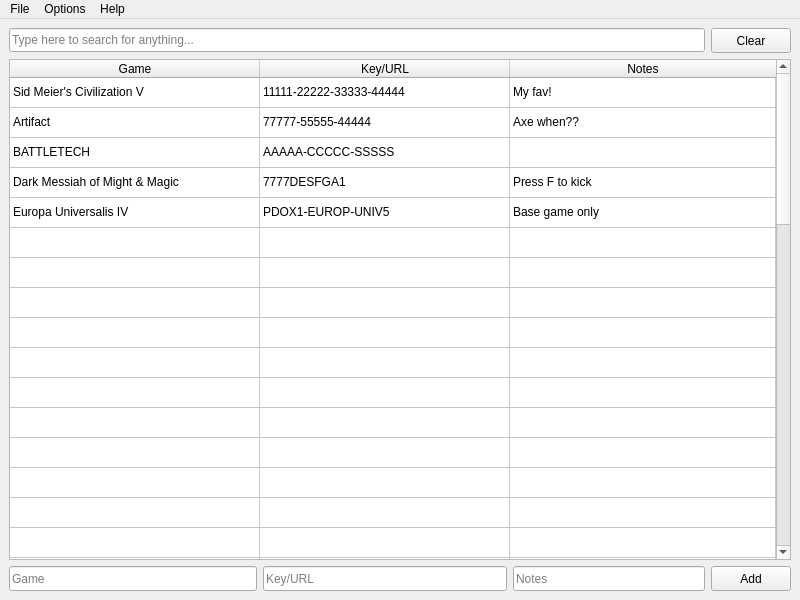
Above: ui/MainWindow.ui from kazum1kun/QSteamKeyManager before the change. Below: the same form after it.
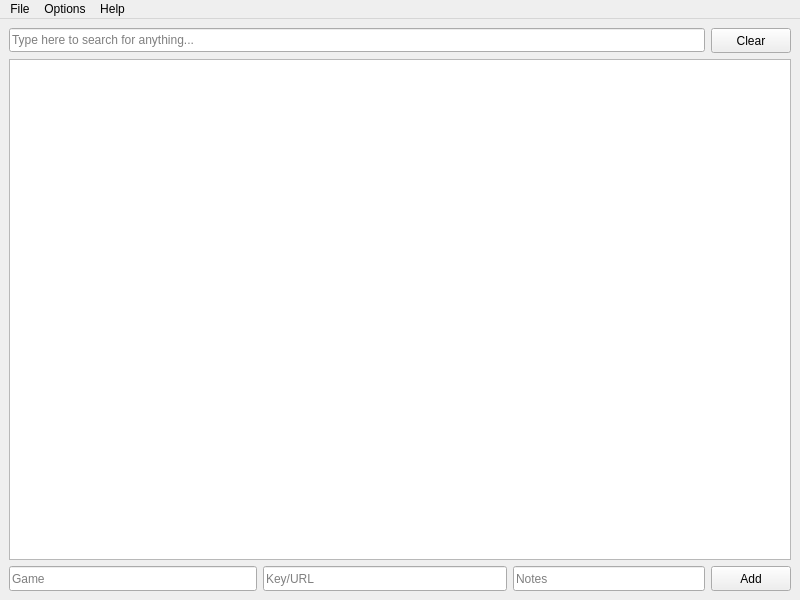
That is the form after the change.

Commit message: Switched from QTableWidget to QTableView for better customization and easier r/w.  Added some basic DB operations.

```diff
--- a/ui/MainWindow.ui
+++ b/ui/MainWindow.ui
@@ -61,166 +61,7 @@
      </layout>
     </item>
     <item>
-     <widget class="QTableWidget" name="table_content">
-      <property name="selectionBehavior">
-       <enum>QAbstractItemView::SelectRows</enum>
-      </property>
-      <property name="sortingEnabled">
-       <bool>true</bool>
-      </property>
-      <property name="rowCount">
-       <number>50</number>
-      </property>
-      <attribute name="horizontalHeaderDefaultSectionSize">
-       <number>250</number>
-      </attribute>
-      <attribute name="horizontalHeaderStretchLastSection">
-       <bool>true</bool>
-      </attribute>
-      <attribute name="verticalHeaderVisible">
-       <bool>false</bool>
-      </attribute>
-      <row/>
-      <row/>
-      <row/>
-      <row/>
-      <row/>
-      <row/>
-      <row/>
-      <row/>
-      <row/>
-      <row/>
-      <row/>
-      <row/>
-      <row/>
-      <row/>
-      <row/>
-      <row/>
-      <row/>
-      <row/>
-      <row/>
-      <row/>
-      <row/>
-      <row/>
-      <row/>
-      <row/>
-      <row/>
-      <row/>
-      <row/>
-      <row/>
-      <row/>
-      <row/>
-      <row/>
-      <row/>
-      <row/>
-      <row/>
-      <row/>
-      <row/>
-      <row/>
-      <row/>
-      <row/>
-      <row/>
-      <row/>
-      <row/>
-      <row/>
-      <row/>
-      <row/>
-      <row/>
-      <row/>
-      <row/>
-      <row/>
-      <row/>
-      <column>
-       <property name="text">
-        <string>Game</string>
-       </property>
-      </column>
-      <column>
-       <property name="text">
-        <string>Key/URL</string>
-       </property>
-      </column>
-      <column>
-       <property name="text">
-        <string>Notes</string>
-       </property>
-      </column>
-      <item row="0" column="0">
-       <property name="text">
-        <string>Sid Meier's Civilization V</string>
-       </property>
-      </item>
-      <item row="0" column="1">
-       <property name="text">
-        <string>11111-22222-33333-44444</string>
-       </property>
-      </item>
-      <item row="0" column="2">
-       <property name="text">
-        <string>My fav!</string>
-       </property>
-      </item>
-      <item row="1" column="0">
-       <property name="text">
-        <string>Artifact</string>
-       </property>
-      </item>
-      <item row="1" column="1">
-       <property name="text">
-        <string>77777-55555-44444</string>
-       </property>
-      </item>
-      <item row="1" column="2">
-       <property name="text">
-        <string>Axe when??</string>
-       </property>
-      </item>
-      <item row="2" column="0">
-       <property name="text">
-        <string>BATTLETECH</string>
-       </property>
-      </item>
-      <item row="2" column="1">
-       <property name="text">
-        <string>AAAAA-CCCCC-SSSSS</string>
-       </property>
-      </item>
-      <item row="2" column="2">
-       <property name="text">
-        <string/>
-       </property>
-      </item>
-      <item row="3" column="0">
-       <property name="text">
-        <string>Dark Messiah of Might &amp; Magic</string>
-       </property>
-      </item>
-      <item row="3" column="1">
-       <property name="text">
-        <string>7777DESFGA1</string>
-       </property>
-      </item>
-      <item row="3" column="2">
-       <property name="text">
-        <string>Press F to kick</string>
-       </property>
-      </item>
-      <item row="4" column="0">
-       <property name="text">
-        <string>Europa Universalis IV</string>
-       </property>
-      </item>
-      <item row="4" column="1">
-       <property name="text">
-        <string>PDOX1-EUROP-UNIV5</string>
-       </property>
-      </item>
-      <item row="4" column="2">
-       <property name="text">
-        <string>Base game only</string>
-       </property>
-      </item>
-     </widget>
+     <widget class="QTableView" name="table_content"/>
     </item>
     <item>
      <layout class="QHBoxLayout" name="layout_add">
```
Left out of the diff: 2 changed lines with no effect on the pictures. The commit also changes 5 other files.
